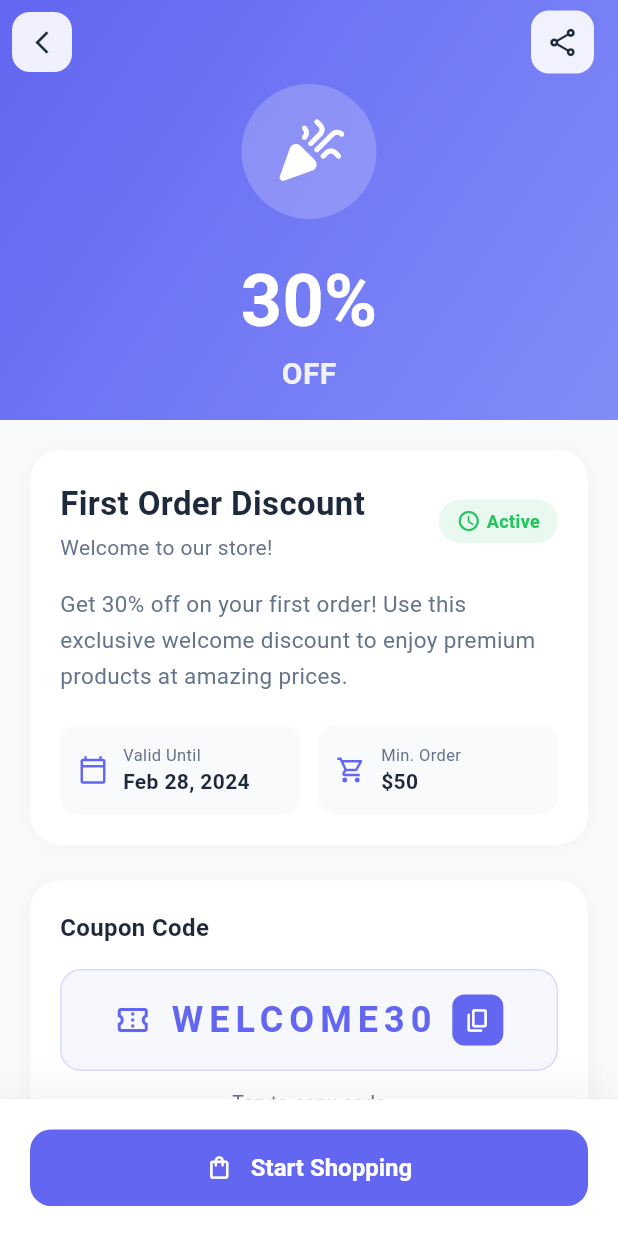
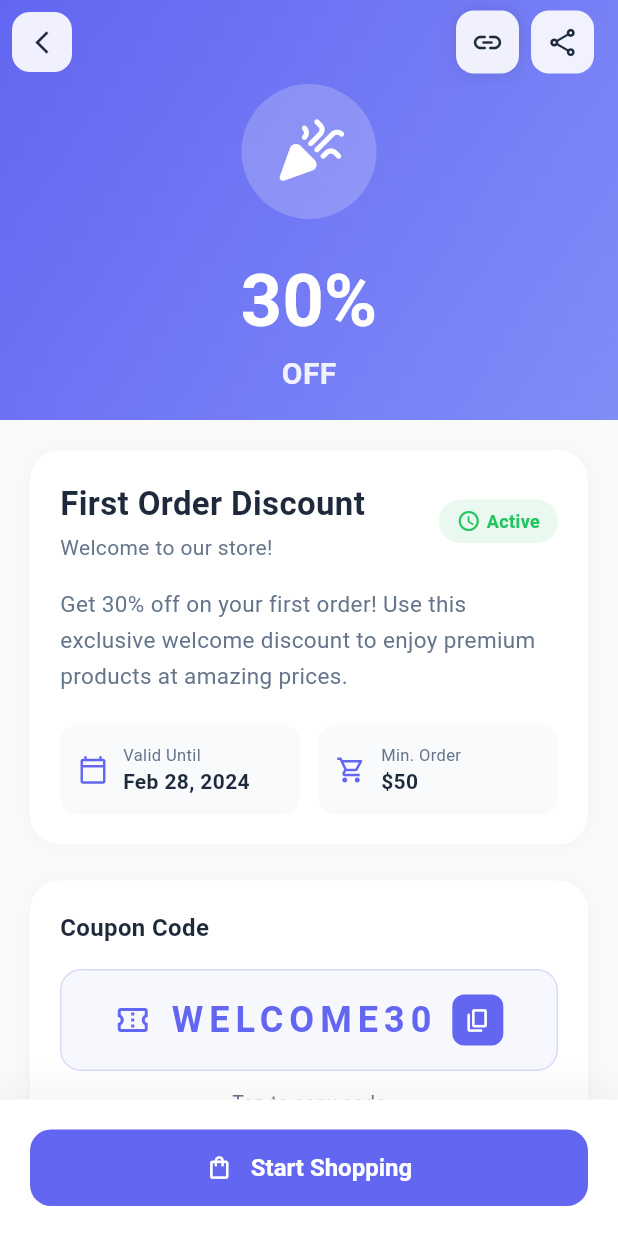
Before and after one commit to The-IK11/Deep-Linking-Phase1, a Flutter app: the screen it shows after launch, after a tap on "Claim Now", on a phone screen of 412 x 824 dp. Run offline on Flutter 3.47's test engine with Material 3 defaults, Android fonts, the phone set to English and light mode, and no system bars.

Commit message:
Implement deep link functionality with CopyLinkButton across multiple screens

```diff
--- a/lib/core/widgets/common_widgets.dart
+++ b/lib/core/widgets/common_widgets.dart
@@ -1,5 +1,123 @@
 import 'package:flutter/material.dart';
+import 'package:flutter/services.dart';
 import '../theme/app_theme.dart';
+
+/// Helper class for deep link operations
+class DeepLinkHelper {
+  static const String baseUrl = 'https://deeplinkingtest.app';
+
+  static String getProductLink(String productId) => '$baseUrl/product/$productId';
+  static String getProfileLink(String userId) => '$baseUrl/profile/$userId';
+  static String getOrderLink(String orderId) => '$baseUrl/order/$orderId';
+  static String getPromotionLink(String promoId) => '$baseUrl/promotion/$promoId';
+  static String getSettingsLink() => '$baseUrl/settings';
+  static String getHomeLink() => baseUrl;
+
+  static void copyToClipboard(BuildContext context, String link) {
+    Clipboard.setData(ClipboardData(text: link));
+    ScaffoldMessenger.of(context).showSnackBar(
+      SnackBar(
+        content: Row(
+          children: [
+            const Icon(Icons.check_circle, color: Colors.white, size: 20),
+            const SizedBox(width: 12),
+            Expanded(
+              child: Column(
+                crossAxisAlignment: CrossAxisAlignment.start,
+                mainAxisSize: MainAxisSize.min,
+                children: [
+                  const Text(
+                    'Link Copied!',
+                    style: TextStyle(fontWeight: FontWeight.w600),
+                  ),
+                  Text(
+                    link,
+                    style: const TextStyle(fontSize: 12, color: Colors.white70),
+                    overflow: TextOverflow.ellipsis,
+                  ),
+                ],
+              ),
+            ),
+          ],
+        ),
+        backgroundColor: AppColors.success,
+        behavior: SnackBarBehavior.floating,
+        shape: RoundedRectangleBorder(borderRadius: BorderRadius.circular(12)),
+        margin: const EdgeInsets.all(16),
+        duration: const Duration(seconds: 2),
+      ),
+    );
+  }
+}
+
+/// Copy Link Button Widget
+class CopyLinkButton extends StatelessWidget {
+  final String link;
+  final bool showLabel;
+  final Color? backgroundColor;
+
+  const CopyLinkButton({
+    super.key,
+    required this.link,
+    this.showLabel = false,
+    this.backgroundColor,
+  });
+
+  @override
+  Widget build(BuildContext context) {
+    if (showLabel) {
+      return GestureDetector(
+        onTap: () => DeepLinkHelper.copyToClipboard(context, link),
+        child: Container(
+          padding: const EdgeInsets.symmetric(horizontal: 12, vertical: 8),
+          decoration: BoxDecoration(
+            color: backgroundColor ?? Colors.white,
+            borderRadius: BorderRadius.circular(12),
+            boxShadow: [
+              BoxShadow(
+                color: Colors.black.withValues(alpha: 0.05),
+                blurRadius: 10,
+              ),
+            ],
+          ),
+          child: Row(
+            mainAxisSize: MainAxisSize.min,
+            children: [
+              Icon(Icons.link_rounded, color: AppColors.primary, size: 18),
+              const SizedBox(width: 6),
+              Text(
+                'Copy Link',
+                style: TextStyle(
+                  color: AppColors.primary,
+                  fontSize: 13,
+                  fontWeight: FontWeight.w600,
+                ),
+              ),
+            ],
+          ),
+        ),
+      );
+    }
+
+    return GestureDetector(
+      onTap: () => DeepLinkHelper.copyToClipboard(context, link),
+      child: Container(
+        padding: const EdgeInsets.all(10),
+        decoration: BoxDecoration(
+          color: backgroundColor ?? Colors.white,
+          borderRadius: BorderRadius.circular(12),
+          boxShadow: [
+            BoxShadow(
+              color: Colors.black.withValues(alpha: 0.1),
+              blurRadius: 10,
+            ),
+          ],
+        ),
+        child: const Icon(Icons.link_rounded, size: 22),
+      ),
+    );
+  }
+}
 
 class GradientCard extends StatelessWidget {
   final Widget child;
--- a/lib/screens/home/home_screen.dart
+++ b/lib/screens/home/home_screen.dart
@@ -15,7 +15,7 @@ class HomeScreen extends StatelessWidget {
           child: Column(
             crossAxisAlignment: CrossAxisAlignment.start,
             children: [
-              _buildHeader(),
+              _buildHeader(context),
               const SizedBox(height: 24),
               _buildWelcomeCard(context),
               const SizedBox(height: 28),
@@ -47,7 +47,7 @@ class HomeScreen extends StatelessWidget {
     );
   }
 
-  Widget _buildHeader() {
+  Widget _buildHeader(BuildContext context) {
     return Row(
       mainAxisAlignment: MainAxisAlignment.spaceBetween,
       children: [
@@ -74,6 +74,11 @@ class HomeScreen extends StatelessWidget {
         ),
         Row(
           children: [
+            CopyLinkButton(
+              link: DeepLinkHelper.getHomeLink(),
+              showLabel: false,
+            ),
+            const SizedBox(width: 12),
             Container(
               padding: const EdgeInsets.all(12),
               decoration: BoxDecoration(
--- a/lib/screens/order/order_details_screen.dart
+++ b/lib/screens/order/order_details_screen.dart
@@ -13,9 +13,13 @@ class OrderDetailsScreen extends StatelessWidget {
 
     return Scaffold(
       backgroundColor: AppColors.background,
-      appBar: const CustomAppBar(
+      appBar: CustomAppBar(
         title: 'Order Details',
         showBackButton: true,
+        actions: [
+          CopyLinkButton(link: DeepLinkHelper.getOrderLink(orderId)),
+          const SizedBox(width: 16),
+        ],
       ),
       body: SingleChildScrollView(
         padding: const EdgeInsets.all(20),
--- a/lib/screens/product/product_details_screen.dart
+++ b/lib/screens/product/product_details_screen.dart
@@ -123,6 +123,8 @@ class ProductDetailsScreen extends StatelessWidget {
         ),
       ),
       actions: [
+        CopyLinkButton(link: DeepLinkHelper.getProductLink(productId)),
+        const SizedBox(width: 8),
         Container(
           margin: const EdgeInsets.only(right: 16),
           padding: const EdgeInsets.all(10),
--- a/lib/screens/profile/user_profile_screen.dart
+++ b/lib/screens/profile/user_profile_screen.dart
@@ -13,9 +13,13 @@ class UserProfileScreen extends StatelessWidget {
 
     return Scaffold(
       backgroundColor: AppColors.background,
-      appBar: const CustomAppBar(
+      appBar: CustomAppBar(
         title: 'Profile',
         showBackButton: true,
+        actions: [
+          CopyLinkButton(link: DeepLinkHelper.getProfileLink(userId)),
+          const SizedBox(width: 16),
+        ],
       ),
       body: SingleChildScrollView(
         child: Column(
--- a/lib/screens/promotion/promotion_screen.dart
+++ b/lib/screens/promotion/promotion_screen.dart
@@ -128,6 +128,11 @@ class PromotionScreen extends StatelessWidget {
         ),
       ),
       actions: [
+        CopyLinkButton(
+          link: DeepLinkHelper.getPromotionLink(promoId),
+          backgroundColor: Colors.white.withValues(alpha: 0.9),
+        ),
+        const SizedBox(width: 8),
         Container(
           margin: const EdgeInsets.only(right: 16),
           padding: const EdgeInsets.all(10),
```
Also changed, not shown: lib/screens/settings/settings_screen.dart (+8 -1 lines).
